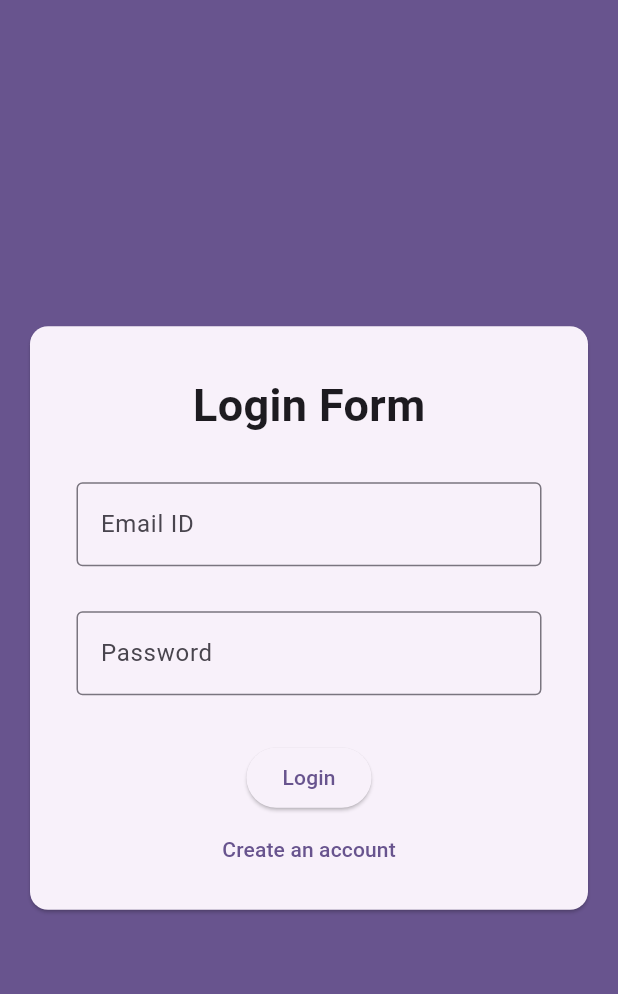
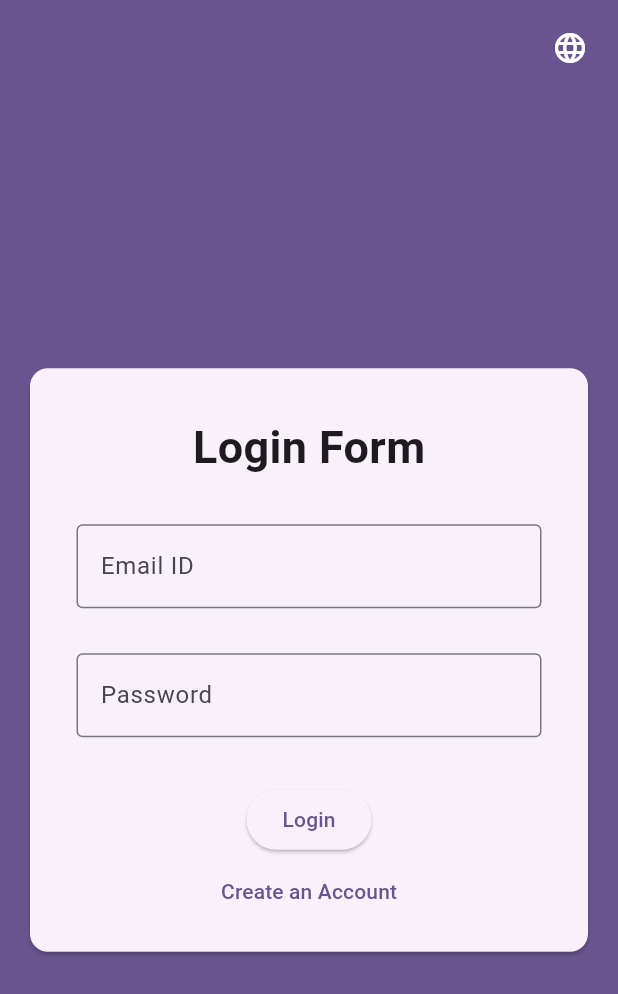
Before and after one commit to Adarsh0901/blog-management-flutter, a Flutter app: the screen it shows after launch, on a phone screen of 412 x 824 dp. Shown: the top 994 px of the screen. Run offline on Flutter 3.47's test engine with Material 2 defaults, Android fonts, the phone set to English and light mode, and no system bars; our stand-ins replace dio, firebase_auth, firebase_core, firebase_storage, image_picker; missing offline and left inert: flutter_quill; accounts and stored records are empty; generated files the repository leaves out were written again.

Commit message:
Added some more multi lang words

```diff
--- a/blog_management/lib/screens/login.dart
+++ b/blog_management/lib/screens/login.dart
@@ -1,6 +1,7 @@
 import 'package:blog_management/services/common_services.dart';
 import 'package:flutter/material.dart';
 import 'package:firebase_auth/firebase_auth.dart';
+import 'package:flutter_gen/gen_l10n/app_localizations.dart';
 
 final _firebaseAuth = FirebaseAuth.instance;
 
@@ -22,19 +23,19 @@ class _LoginScreen extends State<LoginScreen> {
 
   _login() async {
     var isValid = _loginForm.currentState!.validate();
-    if(!isValid){
-
-    }
+    if (!isValid) {}
 
     _loginForm.currentState!.save();
-    try{
-      if(_isLogin){
-        await _firebaseAuth.signInWithEmailAndPassword(email: _emailId, password: _password);
-      }else{
-        await _firebaseAuth.createUserWithEmailAndPassword(email: _emailId, password: _password);
+    try {
+      if (_isLogin) {
+        await _firebaseAuth.signInWithEmailAndPassword(
+            email: _emailId, password: _password);
+      } else {
+        await _firebaseAuth.createUserWithEmailAndPassword(
+            email: _emailId, password: _password);
       }
-    }catch(err){
-      if(context.mounted){
+    } catch (err) {
+      if (context.mounted) {
         _commonService.showMessage(context, err.toString(), Colors.red);
       }
     }
@@ -44,8 +45,13 @@ class _LoginScreen extends State<LoginScreen> {
   Widget build(BuildContext context) {
     final width = MediaQuery.of(context).size.width;
     return Scaffold(
+      appBar: AppBar(
+        backgroundColor: Theme.of(context).primaryColor,
+        actions: [_commonService.dropdownButton(context)],
+      ),
       backgroundColor: Theme.of(context).primaryColor,
       body: Center(
+        child: SingleChildScrollView(
           child: Padding(
             padding: const EdgeInsets.all(16.0),
             child: Column(
@@ -54,7 +60,6 @@ class _LoginScreen extends State<LoginScreen> {
                 SizedBox(
                   width: width > 390 ? 390 : width,
                   child: Card(
-                  child: SingleChildScrollView(
                     child: Padding(
                       padding: const EdgeInsets.all(16),
                       child: Form(
@@ -64,8 +69,11 @@ class _LoginScreen extends State<LoginScreen> {
                           children: [
                             Padding(
                               padding: const EdgeInsets.all(15),
-                              child: Text(_isLogin ?
-                                'Login Form' : 'Signup Form',
+                              child: Text(
+                                _isLogin
+                                    ? AppLocalizations.of(context)!.loginHeading
+                                    : AppLocalizations.of(context)!
+                                        .signupHeading,
                                 style: const TextStyle(
                                     fontSize: 30, fontWeight: FontWeight.bold),
                               ),
@@ -73,20 +81,23 @@ class _LoginScreen extends State<LoginScreen> {
                             Padding(
                               padding: const EdgeInsets.all(15),
                               child: TextFormField(
-                                decoration: const InputDecoration(
-                                  border: OutlineInputBorder(),
-                                  labelText: 'Email ID',
+                                decoration: InputDecoration(
+                                  border: const OutlineInputBorder(),
+                                  labelText:
+                                      AppLocalizations.of(context)!.emailId,
                                 ),
                                 keyboardType: TextInputType.emailAddress,
                                 autocorrect: false,
                                 textCapitalization: TextCapitalization.none,
-                                validator: (value){
-                                  if(value == null || value.trim().isEmpty || !value.contains('@')){
+                                validator: (value) {
+                                  if (value == null ||
+                                      value.trim().isEmpty ||
+                                      !value.contains('@')) {
                                     return 'Enter a valid Email Address';
                                   }
                                   return null;
                                 },
-                                onSaved: (value){
+                                onSaved: (value) {
                                   _emailId = value!;
                                 },
                               ),
@@ -94,18 +105,19 @@ class _LoginScreen extends State<LoginScreen> {
                             Padding(
                               padding: const EdgeInsets.all(15),
                               child: TextFormField(
-                                decoration: const InputDecoration(
-                                  border: OutlineInputBorder(),
-                                  labelText: 'Password',
+                                decoration: InputDecoration(
+                                  border: const OutlineInputBorder(),
+                                  labelText:
+                                      AppLocalizations.of(context)!.password,
                                 ),
                                 obscureText: true,
-                                validator: (value){
-                                  if(value == null || value.trim().isEmpty){
+                                validator: (value) {
+                                  if (value == null || value.trim().isEmpty) {
                                     return 'Password should not be empty';
                                   }
                                   return null;
                                 },
-                                onSaved: (value){
+                                onSaved: (value) {
                                   _password = value!;
                                 },
                               ),
@@ -115,7 +127,9 @@ class _LoginScreen extends State<LoginScreen> {
                             ),
                             ElevatedButton(
                               onPressed: _login,
-                              child: Text(_isLogin ? 'Login' : 'Signup'),
+                              child: Text(_isLogin
+                                  ? AppLocalizations.of(context)!.loginButton
+                                  : AppLocalizations.of(context)!.signUpButton),
                             ),
                             TextButton(
                               onPressed: () {
@@ -124,11 +138,12 @@ class _LoginScreen extends State<LoginScreen> {
                                 });
                               },
                               child: Text(_isLogin
-                                  ? 'Create an account'
-                                  : 'I already have an account'),
+                                  ? AppLocalizations.of(context)!
+                                      .createAnAccount
+                                  : AppLocalizations.of(context)!
+                                      .alreadyHaveAnAccount),
                             ),
                           ],
-                        ),
                         ),
                       ),
                     ),
@@ -138,6 +153,7 @@ class _LoginScreen extends State<LoginScreen> {
             ),
           ),
         ),
+      ),
     );
   }
 }
--- a/blog_management/lib/services/base_services.dart
+++ b/blog_management/lib/services/base_services.dart
@@ -1,3 +1,4 @@
+import 'package:blog_management/main.dart';
 import 'package:blog_management/services/constants.dart';
 import 'package:flutter/material.dart';
 
@@ -92,5 +93,28 @@ class BaseService{
     return rate/reviews.length;
   }
 
+  List<DropdownMenuItem> supportedLanguageList(){
+    return const [
+      DropdownMenuItem(value: 'en',child: Text('English')),
+      DropdownMenuItem(value: 'hi',child: Text('Hindi')),
+    ];
+  }
+
+  Widget dropdownButton(BuildContext context){
+    return Padding(
+      padding: const EdgeInsets.all(20.0),
+      child: DropdownButton(
+        underline: const SizedBox(),
+        items: supportedLanguageList(),
+        onChanged: (value) {
+          if(value != null){
+            MyApp.setLocale(context, Locale(value));
+          }
+        },
+        icon: Icon(Icons.language,color: Theme.of(context).colorScheme.onPrimary,),
+      ),
+    );
+  }
+
 
 }
```
Also changed, not shown: blog_management/lib/l10n/app_en.arb (+20 -1 lines), blog_management/lib/l10n/app_hi.arb (+20 -1 lines), blog_management/lib/screens/blog_details.dart (+8 -7 lines), blog_management/lib/screens/blog_list.dart (+19 -29 lines), blog_management/lib/widgets/add_review.dart (+13 -15 lines), blog_management/lib/widgets/drawer.dart (+12 -9 lines), 2 other files. Lines whose indentation alone changed are shown as unchanged.
